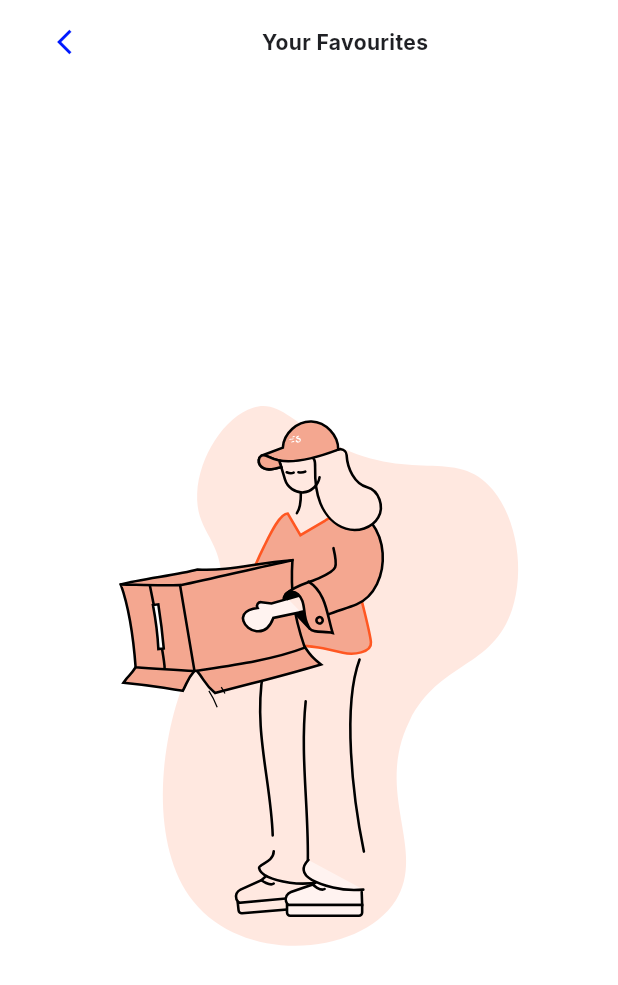
After one commit to KareemMohamed122/e-commerce, a Flutter app: the FavouriteScreen screen opened directly, on a phone screen of 412 x 824 dp. The commit adds this screen. Shown: the top 985 px of the screen. Run offline on Flutter 3.47's test engine with Material 3 defaults, Android fonts, the phone set to English and light mode, and no system bars; our stand-ins replace badges, dio, dropdown_button2, equatable, flutter_bloc, flutter_svg and 7 more; missing offline and left inert: carousel_slider_plus; accounts and stored records are empty; generated files the repository leaves out were written again; network calls fail.

Commit message:
Favourite Screen Added

```diff
--- /dev/null
+++ b/lib/bloc/favourite/favourite_event.dart
@@ -0,0 +1,19 @@
+import '../../data/models/product.dart';
+
+abstract class FavouriteEvent {}
+
+class AddToFavourite extends FavouriteEvent {
+  final Product product;
+
+  AddToFavourite({required this.product});
+}
+
+class RemoveFromFavourite extends FavouriteEvent {
+  final Product product;
+
+  RemoveFromFavourite({required this.product});
+}
+
+class ClearFavourite extends FavouriteEvent {}
+
+class LoadFavourite extends FavouriteEvent {}
--- /dev/null
+++ b/lib/bloc/favourite/favourite_state.dart
@@ -0,0 +1,11 @@
+import '../../data/models/product.dart';
+
+abstract class FavouriteState {}
+
+class FavouriteInitial extends FavouriteState {}
+
+class FavouriteUpdated extends FavouriteState {
+  final List<Product> items;
+
+  FavouriteUpdated({required this.items});
+}
--- a/lib/core/injection.dart
+++ b/lib/core/injection.dart
@@ -4,6 +4,8 @@ import 'package:hive/hive.dart';
 import 'package:hive_flutter/hive_flutter.dart';
 import 'package:injectable/injectable.dart';
 import 'package:path_provider/path_provider.dart';
+import 'package:untitled2/bloc/favourite/favourite_bloc.dart';
+import 'package:untitled2/bloc/favourite/favourite_event.dart';
 
 import '../bloc/cart/cart_bloc.dart';
 import '../bloc/cart/cart_event.dart';
@@ -19,4 +21,5 @@ Future<void> configureDependencies() async {
   await Hive.initFlutter();
   Hive.registerAdapter(CartItemAdapter());
   Hive.registerAdapter(ProductAdapter());
+  getIt<FavouriteBloc>().add(LoadFavourite());
 }
--- /dev/null
+++ b/lib/favourite_screen/presentation/screens/favourite_screen.dart
@@ -0,0 +1,69 @@
+import 'package:flutter/material.dart';
+import 'package:flutter_bloc/flutter_bloc.dart';
+import 'package:get/get.dart';
+import 'package:lottie/lottie.dart';
+import 'package:untitled2/bloc/favourite/favourite_bloc.dart';
+import 'package:untitled2/bloc/favourite/favourite_event.dart';
+import 'package:untitled2/bloc/favourite/favourite_state.dart';
+import 'package:untitled2/commonUI/custom_appbar.dart';
+import 'package:untitled2/favourite_screen/presentation/widgets/favourite_products.dart';
+import '../../../core/injection.dart';
+
+class FavouriteScreen extends StatefulWidget {
+  const FavouriteScreen({super.key});
+
+  @override
+  State<FavouriteScreen> createState() => _FavouriteScreenState();
+}
+
+class _FavouriteScreenState extends State<FavouriteScreen> {
+  // @override
+  // void initState() {
+  //   getIt<FavouriteBloc>().add(LoadFavourite());
+  //   super.initState();
+  // }
+
+  @override
+  Widget build(BuildContext context) {
+    return Scaffold(
+      appBar: CustomAppbar(
+        height: 56,
+        leading: IconButton(
+          padding: EdgeInsets.zero,
+          constraints: const BoxConstraints(),
+          onPressed: () {
+            Get.back();
+          },
+          icon: const Icon(
+            Icons.arrow_back_ios,
+            color: Color(0xFF0019FF),
+            size: 20,
+          ),
+        ),
+        title: const Text(
+          'Your Favourites',
+          style: TextStyle(
+            color: Color(0xFF1F2024),
+            fontWeight: FontWeight.w700,
+            fontSize: 14,
+          ),
+        ),
+      ),
+      body: BlocBuilder<FavouriteBloc, FavouriteState>(
+        bloc: getIt<FavouriteBloc>(),
+        builder: (context, state) {
+          final items = getIt<FavouriteBloc>().favourite;
+
+          if (items.isEmpty) {
+            return Center(child: Lottie.asset("assets/images/emptycart.json"));
+          }
+
+          return Padding(
+            padding: const EdgeInsets.all(16.0),
+            child: FavouriteProducts(items: items),
+          );
+        },
+      ),
+    );
+  }
+}
--- a/lib/home_page/presentation/widgets/product_grid.dart
+++ b/lib/home_page/presentation/widgets/product_grid.dart
@@ -35,7 +35,6 @@ class ProductGrid extends StatelessWidget {
           ),
           itemBuilder: (context, index) {
             final product = products[index];
-            final quantity = cart[product];
 
             return InkWell(
               onTap: () {
```
Also changed, not shown: lib/bloc/favourite/favourite_bloc.dart (added, +53 -0 lines), lib/commonUI/favourite_cart_icons.dart (+10 -4 lines), lib/commonUI/product_card.dart (+33 -22 lines), lib/favourite_screen/presentation/widgets/favourite_products.dart (added, +120 -0 lines), lib/main.dart (+4 -5 lines), lib/product_details/presentation/screens/product_details.dart (+31 -8 lines).
